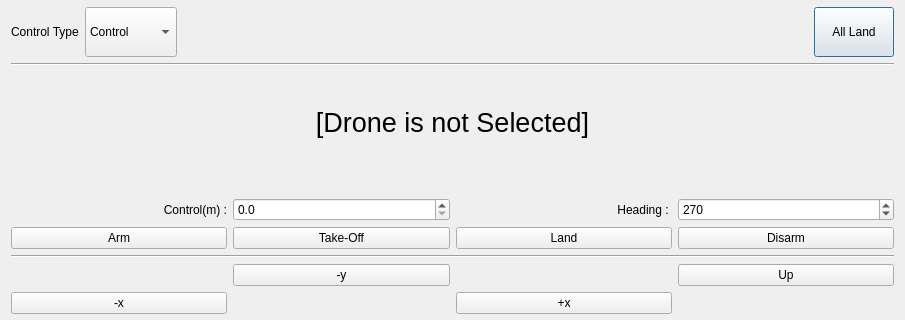
Qt form src/qhac5/ui/controldialog.ui (SongSiWoon/wtf) before a commit; both pictures show x 0 to 905 and y 0 to 320 of the 905 by 590 pixel window.
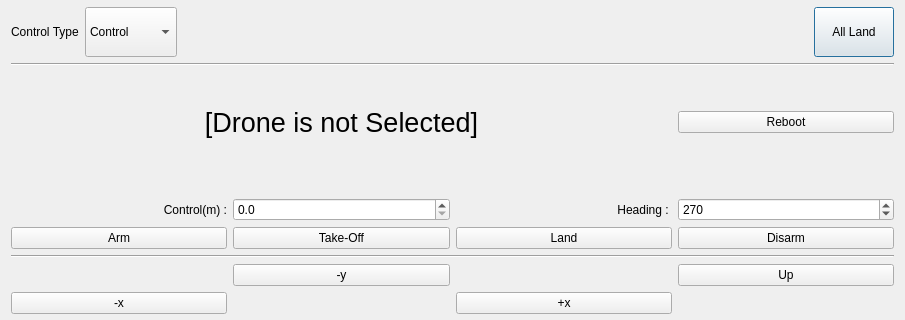
The same form after that commit.

Commit message: Add reset button on control dialog

The edit to the form file:
```diff
--- a/src/qhac5/ui/controldialog.ui
+++ b/src/qhac5/ui/controldialog.ui
@@ -139,6 +139,13 @@
        </property>
       </widget>
      </item>
+    <item row="0" column="3">
+        <widget class="QPushButton" name="rebootButton">
+            <property name="text">
+                <string>Reboot</string>
+            </property>
+        </widget>
+    </item>
      <item row="3" column="0">
       <widget class="QPushButton" name="armButton">
        <property name="text">
@@ -160,7 +167,7 @@
        </property>
       </widget>
      </item>
-     <item row="0" column="0" colspan="4">
+     <item row="0" column="0" colspan="3">
       <widget class="QLabel" name="selectedNodeLabel">
        <property name="minimumSize">
         <size>
```
